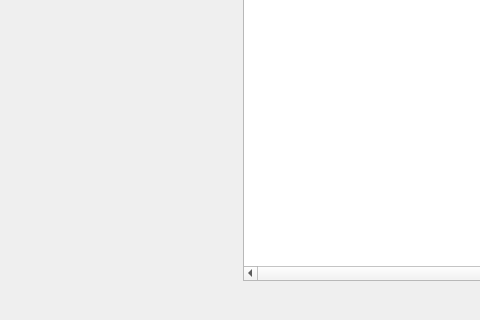
Before: the Qt Designer form common/SubjectsTab.ui in Blackhol3/kholgen, drawn with Qt 5; both pictures show x 0 to 480 and y 219 to 539 of the 836 by 539 pixel window.
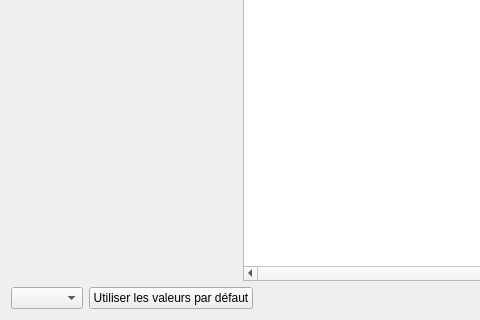
After: the same form once the commit is applied.

Commit message: Add default subjects for standard classes.

```diff
--- a/common/SubjectsTab.ui
+++ b/common/SubjectsTab.ui
@@ -95,6 +95,16 @@
    </item>
    <item>
     <layout class="QHBoxLayout" name="horizontalLayout_2">
+     <item>
+      <widget class="QComboBox" name="classComboBox"/>
+     </item>
+     <item>
+      <widget class="QPushButton" name="defaultButton">
+       <property name="text">
+        <string>Utiliser les valeurs par défaut</string>
+       </property>
+      </widget>
+     </item>
      <item>
       <spacer name="horizontalSpacer_3">
        <property name="orientation">
```
The commit also changes 6 other files.
